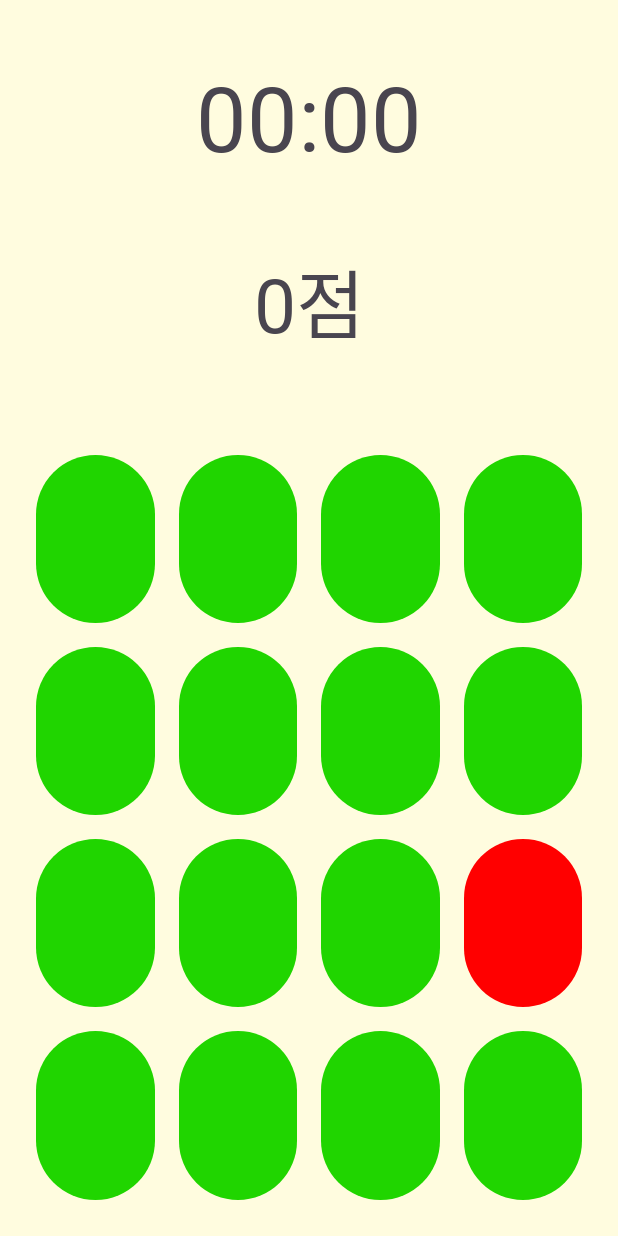
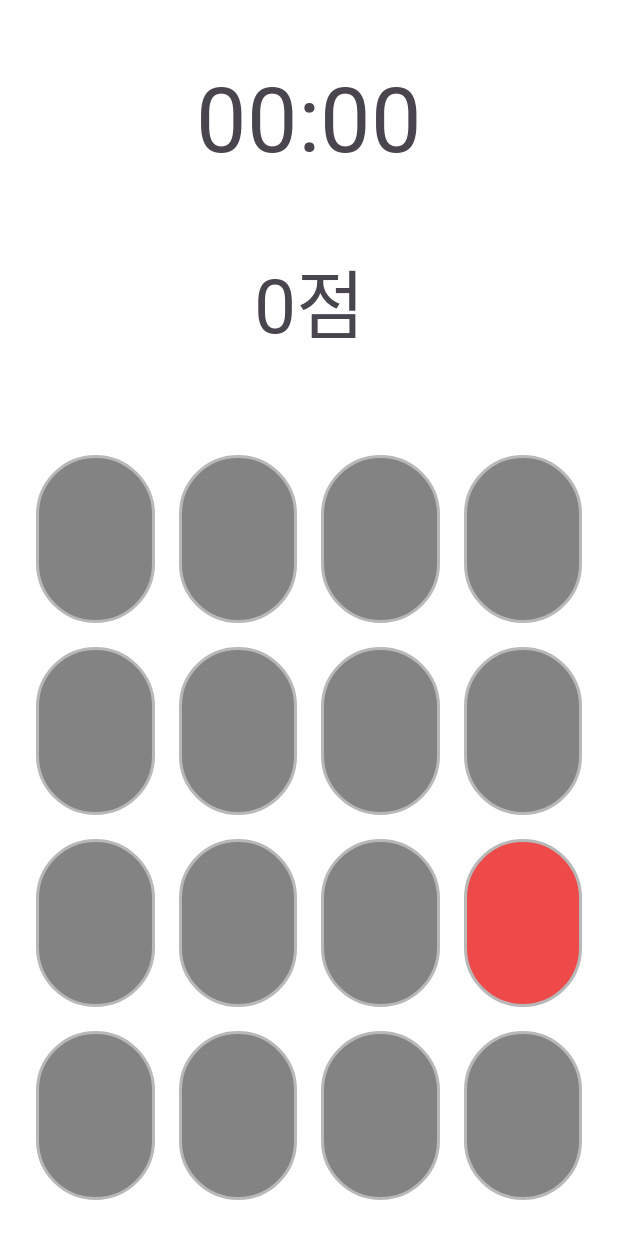
Before and after one commit to Mintaeoi/minigame, an Android app: the Game6Activity screen opened directly, with no data from a screen before it, on a phone screen of 412 x 824 dp. Run offline under Robolectric (Android 15) with nearby library versions, the phone set to English and light mode, and no system bars.

Commit message:
fix : GameActivity 코드&디자인 개발 완료

```diff
--- a/src/main/res/drawable/button_game6_circle.xml
+++ b/src/main/res/drawable/button_game6_circle.xml
@@ -3,14 +3,16 @@
 
     <item android:state_pressed="false">
         <shape xmlns:android="http://schemas.android.com/apk/res/android">
-            <solid android:color="#20D500"/> <!-- 버튼의 색상 -->
+            <solid android:color="#838383"/> <!-- 버튼의 색상 -->
             <corners android:radius="50dp"/> <!-- 코너 반경을 크게 설정 -->
+            <stroke android:width="2dp" android:color="#B8B8B8"/>
         </shape>
     </item>
     <item android:state_pressed="true">
         <shape xmlns:android="http://schemas.android.com/apk/res/android">
-            <solid android:color="#1BAE01"/> <!-- 버튼의 색상 -->
+            <solid android:color="#959595"/> <!-- 버튼의 색상 -->
             <corners android:radius="50dp"/> <!-- 코너 반경을 크게 설정 -->
+            <stroke android:width="2dp" android:color="#B8B8B8"/>
         </shape>
     </item>
 </selector>
--- a/src/main/res/drawable/button_game6_circle_red.xml
+++ b/src/main/res/drawable/button_game6_circle_red.xml
@@ -3,14 +3,16 @@
 
     <item android:state_pressed="false">
         <shape xmlns:android="http://schemas.android.com/apk/res/android">
-            <solid android:color="#FF0000"/> <!-- 버튼의 색상 -->
+            <solid android:color="#EF4A4A"/> <!-- 버튼의 색상 -->
             <corners android:radius="50dp"/> <!-- 코너 반경을 크게 설정 -->
+            <stroke android:width="2dp" android:color="#B8B8B8"/>
         </shape>
     </item>
     <item android:state_pressed="true">
         <shape xmlns:android="http://schemas.android.com/apk/res/android">
-            <solid android:color="#B30000"/> <!-- 버튼의 색상 -->
+            <solid android:color="#D64242"/> <!-- 버튼의 색상 -->
             <corners android:radius="50dp"/> <!-- 코너 반경을 크게 설정 -->
+            <stroke android:width="2dp" android:color="#B8B8B8"/>
         </shape>
     </item>
 </selector>
--- a/src/main/res/layout/activity_game5.xml
+++ b/src/main/res/layout/activity_game5.xml
@@ -68,7 +68,7 @@
                     android:id="@+id/imageView_game5_life1"
                     android:layout_width="match_parent"
                     android:layout_height="match_parent"
-                    app:srcCompat="@android:drawable/btn_star_big_on" />
+                    app:srcCompat="@drawable/game5_life" />
             </LinearLayout>
 
             <LinearLayout
@@ -81,7 +81,7 @@
                     android:id="@+id/imageView_game5_life2"
                     android:layout_width="match_parent"
                     android:layout_height="match_parent"
-                    app:srcCompat="@android:drawable/btn_star_big_on" />
+                    app:srcCompat="@drawable/game5_life" />
             </LinearLayout>
 
             <LinearLayout
@@ -94,7 +94,7 @@
                     android:id="@+id/imageView_game5_life3"
                     android:layout_width="match_parent"
                     android:layout_height="match_parent"
-                    app:srcCompat="@android:drawable/btn_star_big_on" />
+                    app:srcCompat="@drawable/game5_life" />
             </LinearLayout>
         </LinearLayout>
 
--- a/src/main/res/layout/activity_game6.xml
+++ b/src/main/res/layout/activity_game6.xml
@@ -2,7 +2,7 @@
     android:layout_width="match_parent"
     android:layout_height="match_parent"
     xmlns:app="http://schemas.android.com/apk/res-auto"
-    android:background="#FFFCDF">
+    android:background="#FFFFFF">
 
     <!-- 타이머와 점수 표시 영역 -->
     <LinearLayout
--- a/src/main/res/layout/dialog_game5.xml
+++ b/src/main/res/layout/dialog_game5.xml
@@ -19,7 +19,7 @@
         android:background="@drawable/dialog_title">
 
         <TextView
-            android:id="@+id/dialog_game2_title"
+            android:id="@+id/dialog_game5_title"
             android:layout_width="match_parent"
             android:layout_height="wrap_content"
             android:text="게임 방법"
@@ -39,6 +39,7 @@
         android:gravity="center"
         android:minHeight="50dp"
         android:text="화면에 주어지는 성공확률에 대해\n성공 혹은 실패에 배팅을 하여 \n기회 3번 동안 최대한 많은 점수를 얻으세요."
+        android:fontFamily="@font/timernum2"
         android:textColor="#000000"
         android:textSize="15sp" />
 
@@ -50,6 +51,7 @@
         android:gravity="center"
         android:minHeight="50dp"
         android:text="최고 기록 : 0점"
+        android:fontFamily="@font/timernum2"
         android:textColor="#000000"
         android:textSize="20sp" />
 
@@ -79,6 +81,7 @@
                 android:layout_weight="1"
                 android:background="@drawable/dialog_game1"
                 android:text="시작"
+                android:fontFamily="@font/timernum2"
                 android:textSize="14sp" />
         </LinearLayout>
 
@@ -116,6 +119,7 @@
                 android:layout_weight="1"
                 android:background="@drawable/dialog_game1"
                 android:text="돌아가기"
+                android:fontFamily="@font/timernum2"
                 android:textSize="14sp" />
         </LinearLayout>
 
```
Also changed, not shown: src/main/java/com/example/minigame/Game5Activity.java (+5 -3 lines), src/main/java/com/example/minigame/Game6Activity.java (+6 -3 lines), src/main/res/layout/dialog_game6.xml (+30 -3 lines), src/main/res/drawable/game5_life.png (added), src/main/res/drawable/game5_life_lost.png (added).
